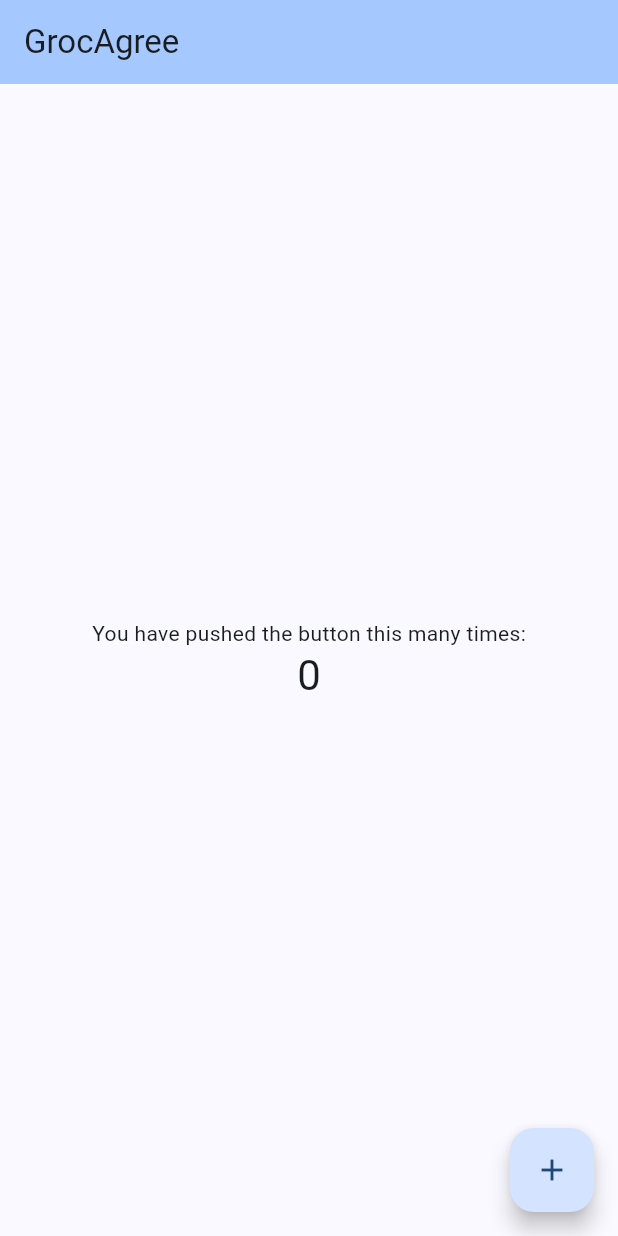
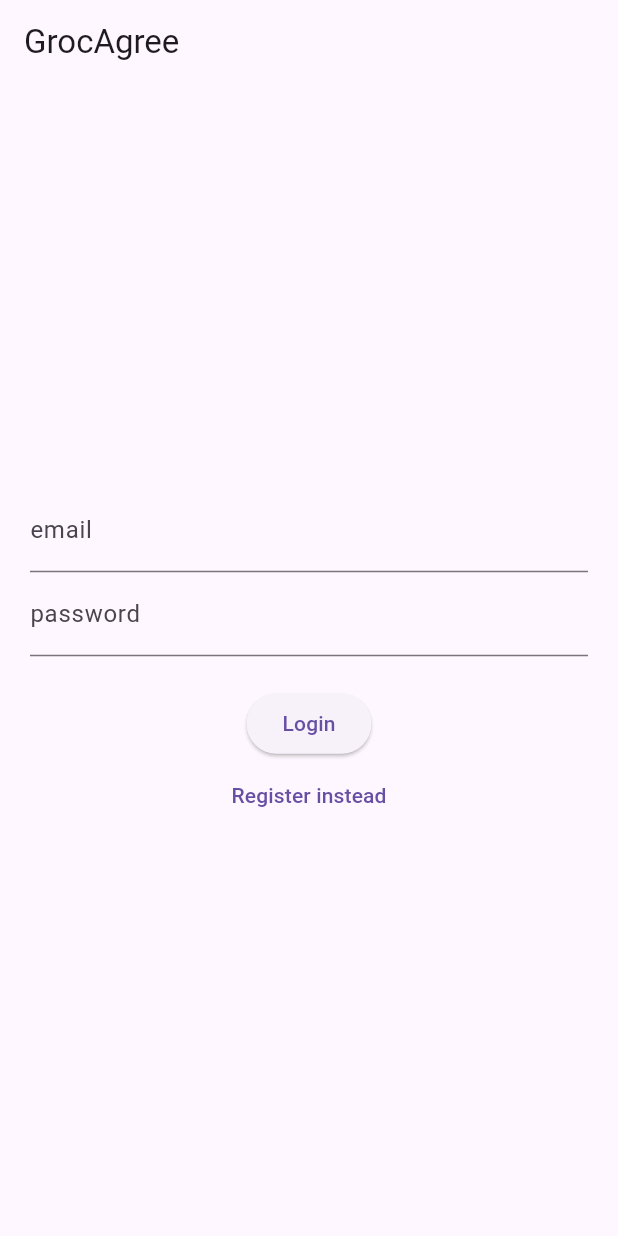
Before and after one commit to SP-05Red/SP-05-Red-Grocery, a Flutter app: the screen it shows after launch, on a phone screen of 412 x 824 dp. Run offline on Flutter 3.47's test engine with Material 3 defaults, Android fonts, the phone set to English and light mode, and no system bars; our stand-ins replace firebase_auth, firebase_core; accounts and stored records are empty.

Commit message:
Login and Registration Done

```diff
--- /dev/null
+++ b/lib/auth.dart
@@ -0,0 +1,29 @@
+import 'package:firebase_auth/firebase_auth.dart';
+
+class Auth {
+  final FirebaseAuth _firebaseAuth = FirebaseAuth.instance;
+
+  User? get currentUser => _firebaseAuth.currentUser;
+
+  Stream<User?> get authStateChanges => _firebaseAuth.authStateChanges();
+
+  Future<void> signInWithEmailAndPassword({
+    required String email,
+    required String password,
+  }) async {
+    await _firebaseAuth.signInWithEmailAndPassword(
+        email: email, password: password);
+  }
+
+  Future<void> createUserWithEmailAndPassword({
+    required String email,
+    required String password,
+  }) async {
+    await _firebaseAuth.createUserWithEmailAndPassword(
+        email: email, password: password);
+  }
+
+  Future<void> signOut() async {
+    await _firebaseAuth.signOut();
+  }
+}
--- a/lib/main.dart
+++ b/lib/main.dart
@@ -1,8 +1,9 @@
 import 'package:firebase_core/firebase_core.dart';
+import 'package:grocery_app/widget_tree.dart';
 import 'firebase_options.dart';
 import 'package:flutter/material.dart';
 
-void main() async {
+Future<void> main() async {
   WidgetsFlutterBinding.ensureInitialized();
   await Firebase.initializeApp(
     options: DefaultFirebaseOptions.currentPlatform,
@@ -17,101 +18,11 @@ class MyApp extends StatelessWidget {
   @override
   Widget build(BuildContext context) {
     return MaterialApp(
-      title: 'Flutter App Theme',
+      debugShowCheckedModeBanner: false,
       theme: ThemeData(
-        colorScheme:
-            ColorScheme.fromSeed(seedColor: Color.fromARGB(255, 82, 140, 214)),
-        useMaterial3: true,
+        primaryColor: Colors.amber,
       ),
-      home: const MyHomePage(title: 'GrocAgree'),
+      home: const WidgetTree(),
     );
   }
 }
-
-class MyHomePage extends StatefulWidget {
-  const MyHomePage({super.key, required this.title});
-
-  // This widget is the home page of your application. It is stateful, meaning
-  // that it has a State object (defined below) that contains fields that affect
-  // how it looks.
-
-  // This class is the configuration for the state. It holds the values (in this
-  // case the title) provided by the parent (in this case the App widget) and
-  // used by the build method of the State. Fields in a Widget subclass are
-  // always marked "final".
-
-  final String title;
-
-  @override
-  State<MyHomePage> createState() => _MyHomePageState();
-}
-
-class _MyHomePageState extends State<MyHomePage> {
-  int _counter = 0;
-
-  void _incrementCounter() {
-    setState(() {
-      // This call to setState tells the Flutter framework that something has
-      // changed in this State, which causes it to rerun the build method below
-      // so that the display can reflect the updated values. If we changed
-      // _counter without calling setState(), then the build method would not be
-      // called again, and so nothing would appear to happen.
-      _counter++;
-    });
-  }
-
-  @override
-  Widget build(BuildContext context) {
-    // This method is rerun every time setState is called, for instance as done
-    // by the _incrementCounter method above.
-    //
-    // The Flutter framework has been optimized to make rerunning build methods
-    // fast, so that you can just rebuild anything that needs updating rather
-    // than having to individually change instances of widgets.
-    return Scaffold(
-      appBar: AppBar(
-        // TRY THIS: Try changing the color here to a specific color (to
-        // Colors.amber, perhaps?) and trigger a hot reload to see the AppBar
-        // change color while the other colors stay the same.
-        backgroundColor: Theme.of(context).colorScheme.inversePrimary,
-        // Here we take the value from the MyHomePage object that was created by
-        // the App.build method, and use it to set our appbar title.
-        title: Text(widget.title),
-      ),
-      body: Center(
-        // Center is a layout widget. It takes a single child and positions it
-        // in the middle of the parent.
-        child: Column(
-          // Column is also a layout widget. It takes a list of children and
-          // arranges them vertically. By default, it sizes itself to fit its
-          // children horizontally, and tries to be as tall as its parent.
-          //
-          // Column has various properties to control how it sizes itself and
-          // how it positions its children. Here we use mainAxisAlignment to
-          // center the children vertically; the main axis here is the vertical
-          // axis because Columns are vertical (the cross axis would be
-          // horizontal).
-          //
-          // TRY THIS: Invoke "debug painting" (choose the "Toggle Debug Paint"
-          // action in the IDE, or press "p" in the console), to see the
-          // wireframe for each widget.
-          mainAxisAlignment: MainAxisAlignment.center,
-          children: <Widget>[
-            const Text(
-              'You have pushed the button this many times:',
-            ),
-            Text(
-              '$_counter',
-              style: Theme.of(context).textTheme.headlineMedium,
-            ),
-          ],
-        ),
-      ),
-      floatingActionButton: FloatingActionButton(
-        onPressed: _incrementCounter,
-        tooltip: 'Increment',
-        child: const Icon(Icons.add),
-      ), // This trailing comma makes auto-formatting nicer for build methods.
-    );
-  }
-}
--- /dev/null
+++ b/lib/pages/login_register_page.dart
@@ -0,0 +1,108 @@
+import 'package:flutter/material.dart';
+import 'package:firebase_auth/firebase_auth.dart';
+import '../auth.dart';
+
+class LoginPage extends StatefulWidget {
+  const LoginPage({Key? key}) : super(key: key);
+
+  @override
+  State<LoginPage> createState() => _LoginPageState();
+}
+
+class _LoginPageState extends State<LoginPage> {
+  String? errorMessage = '';
+  bool isLogin = true;
+
+  final TextEditingController _controllerEmail = TextEditingController();
+  final TextEditingController _controllerPassword = TextEditingController();
+
+  Future<void> signInWithEmailAndPassword() async {
+    try {
+      await Auth().signInWithEmailAndPassword(
+        email: _controllerEmail.text,
+        password: _controllerPassword.text,
+      );
+    } on FirebaseAuthException catch (e) {
+      setState(() {
+        errorMessage = e.message;
+      });
+    }
+  }
+
+  Future<void> createUserWithEmailAndPassword() async {
+    try {
+      await Auth().createUserWithEmailAndPassword(
+        email: _controllerEmail.text,
+        password: _controllerPassword.text,
+      );
+    } on FirebaseAuthException catch (e) {
+      setState(() {
+        errorMessage = e.message;
+      });
+    }
+  }
+
+  Widget _title() {
+    return const Text('GrocAgree');
+  }
+
+  Widget _entryField(
+    String title,
+    TextEditingController controller,
+  ) {
+    return TextField(
+      controller: controller,
+      decoration: InputDecoration(
+        labelText: title,
+      ),
+    );
+  }
+
+  Widget _errorMessage() {
+    return Text(errorMessage == '' ? '' : 'Humm ? $errorMessage');
+  }
+
+  Widget _submitButton() {
+    return ElevatedButton(
+      onPressed:
+          isLogin ? signInWithEmailAndPassword : createUserWithEmailAndPassword,
+      child: Text(isLogin ? 'Login' : 'Register'),
+    );
+  }
+
+  Widget _loginOrRegisterButton() {
+    return TextButton(
+      onPressed: () {
+        setState(() {
+          isLogin = !isLogin;
+        });
+      },
+      child: Text(isLogin ? 'Register instead' : 'Login instead'),
+    );
+  }
+
+  @override
+  Widget build(BuildContext context) {
+    return Scaffold(
+      appBar: AppBar(
+        title: _title(),
+      ),
+      body: Container(
+        height: double.infinity,
+        width: double.infinity,
+        padding: const EdgeInsets.all(20),
+        child: Column(
+          crossAxisAlignment: CrossAxisAlignment.center,
+          mainAxisAlignment: MainAxisAlignment.center,
+          children: <Widget>[
+            _entryField('email', _controllerEmail),
+            _entryField('password', _controllerPassword),
+            _errorMessage(),
+            _submitButton(),
+            _loginOrRegisterButton(),
+          ],
+        ),
+      ),
+    );
+  }
+}
--- /dev/null
+++ b/lib/widget_tree.dart
@@ -0,0 +1,27 @@
+import 'package:grocery_app/auth.dart';
+import 'package:grocery_app/pages/home_page.dart';
+import 'package:grocery_app/pages/login_register_page.dart';
+import 'package:flutter/material.dart';
+
+class WidgetTree extends StatefulWidget {
+  const WidgetTree({Key? key}) : super(key: key);
+
+  @override
+  State<WidgetTree> createState() => _WidgetTreeState();
+}
+
+class _WidgetTreeState extends State<WidgetTree> {
+  @override
+  Widget build(BuildContext context) {
+    return StreamBuilder(
+      stream: Auth().authStateChanges,
+      builder: (context, snapshot) {
+        if (snapshot.hasData) {
+          return HomePage();
+        } else {
+          return const LoginPage();
+        }
+      },
+    );
+  }
+}
```
Also changed, not shown: lib/pages/home_page.dart (added, +50 -0 lines), 2 other files.
